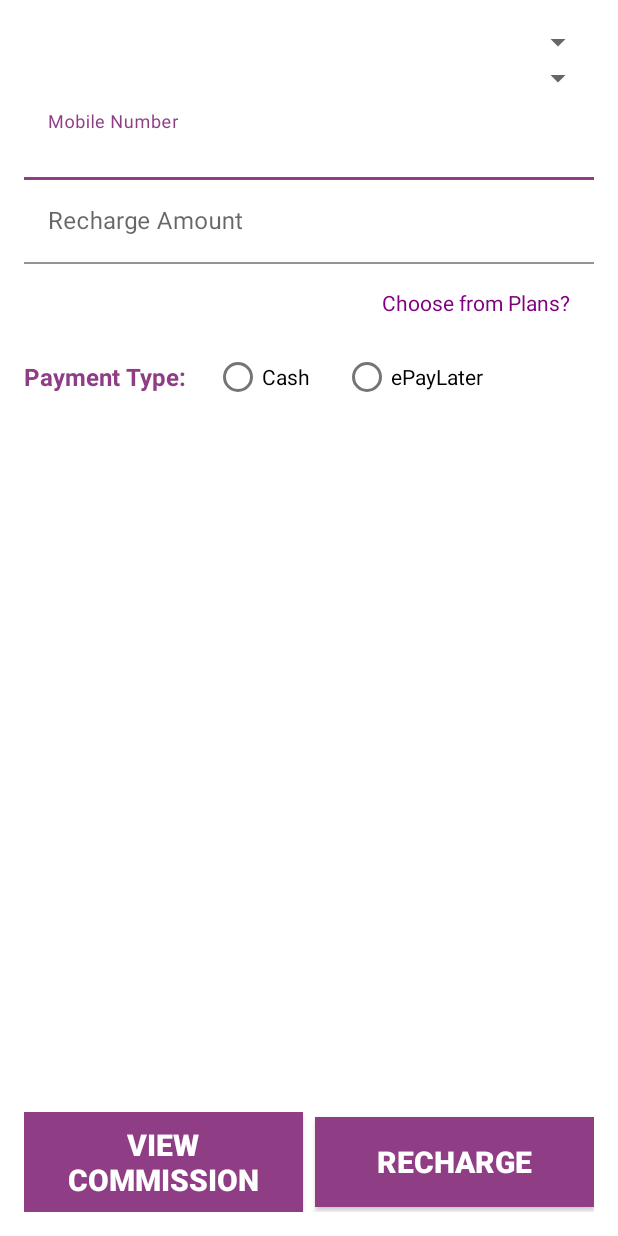
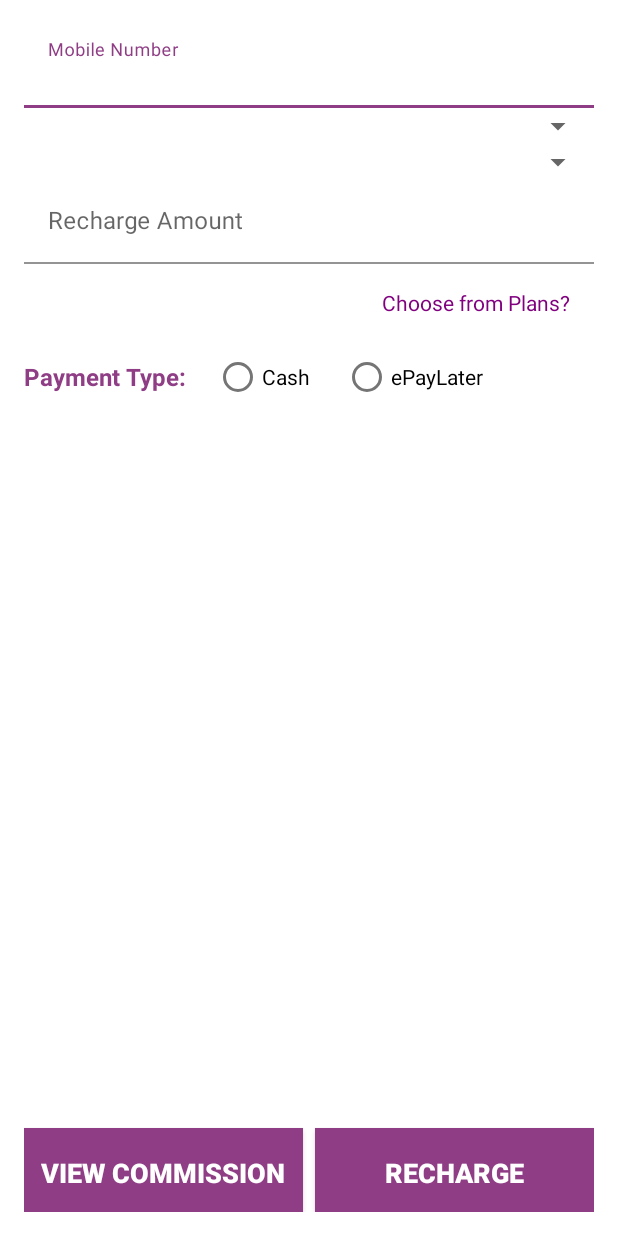
Before and after one commit to vamsheekrishna/rokad, an Android app: the layout fragment_mobile_recharge.xml on its own in the app's theme, with its tools: preview values and no code run, on a phone screen of 412 x 824 dp. Run offline under Robolectric (Android 15) with nearby library versions, the phone set to English and light mode, and no system bars; plain views replace MaterialSpinner.

Commit message:
Added fragment titles.

```diff
--- a/app/src/main/java/com/rokad/demo/activitys/Authentication.java
+++ b/app/src/main/java/com/rokad/demo/activitys/Authentication.java
@@ -14,22 +14,26 @@ public class Authentication extends BaseActivity implements OnAuthenticationInte
     protected void onCreate(Bundle savedInstanceState) {
         super.onCreate(savedInstanceState);
         setContentView(R.layout.content_main);
+        setTitle("Login");
         addFragment(LoginFragment.newInstance("", ""), "LoginFragment", false);
     }
 
     @Override
     public void goToLoginFragment() {
+        setTitle("Login");
         replaceFragment(LoginFragment.newInstance("", ""), "LoginFragment", true);
     }
 
     @Override
     public void goToForgotPasswordFragment() {
+        setTitle("Forgot Password");
         replaceFragment(ForgotPasswordFragment.newInstance("", ""), "ForgotPasswordFragment", true);
     }
 
     @Override
     public void goToSignUpFragment() {
-        replaceFragment(SignUpFragment.newInstance("", ""), "ForgotPasswordFragment", true);
+        setTitle("Registration");
+        replaceFragment(SignUpFragment.newInstance("", ""), "SignUp", true);
     }
 
     @Override
--- a/app/src/main/java/com/rokad/demo/activitys/BaseActivity.java
+++ b/app/src/main/java/com/rokad/demo/activitys/BaseActivity.java
@@ -47,12 +47,6 @@ public class BaseActivity extends AppCompatActivity {
         }
         fragmentTransaction.commit();
     }
-    public void setTitle(String name){
-        Objects.requireNonNull(getSupportActionBar()).setTitle(name);
-    }
-
-
-
     @Override
     protected void onStart() {
         super.onStart();
--- a/app/src/main/java/com/rokad/demo/fragments/MobileRechargePlans.java
+++ b/app/src/main/java/com/rokad/demo/fragments/MobileRechargePlans.java
@@ -10,13 +10,12 @@ import android.view.ViewGroup;
 
 import com.rokad.demo.R;
 
-
 /**
  * A simple {@link Fragment} subclass.
  * Use the {@link MobileRechargePlans#newInstance} factory method to
  * create an instance of this fragment.
  */
-public class MobileRechargePlans extends Fragment {
+public class MobileRechargePlans extends BaseFragment {
     // TODO: Rename parameter arguments, choose names that match
     // the fragment initialization parameters, e.g. ARG_ITEM_NUMBER
     private static final String ARG_PARAM1 = "param1";
--- /dev/null
+++ b/app/src/main/java/com/rokad/demo/interfaces/OnMobileRechargeInteractionListener.java
@@ -0,0 +1,6 @@
+package com.rokad.demo.interfaces;
+
+public interface OnMobileRechargeInteractionListener {
+    void goToViewMobilePlanScreen();
+    void goToViewCommissionScreen();
+}
--- a/app/src/main/res/layout/fragment_mobile_recharge.xml
+++ b/app/src/main/res/layout/fragment_mobile_recharge.xml
@@ -6,11 +6,27 @@
     android:layout_margin="16dp"
     xmlns:app="http://schemas.android.com/apk/res-auto"
     tools:context=".fragments.MobileRechargeFragment">
+    <com.google.android.material.textfield.TextInputLayout
+        style="@style/input_box_styles"
+        app:hintAnimationEnabled="true"
+        app:hintEnabled="true"
+        android:id="@+id/mobile"
+        android:hint="Mobile Number"
+        android:textColor="@color/colorAccent"
+        android:background="@android:color/transparent">
 
+        <com.google.android.material.textfield.TextInputEditText
+            style="@style/input_box_styles"
+            android:inputType="phone"
+            android:background="@android:color/transparent"
+            android:id="@+id/mobile_number"/>
+
+    </com.google.android.material.textfield.TextInputLayout>
     <fr.ganfra.materialspinner.MaterialSpinner
         android:layout_width="match_parent"
         android:layout_height="wrap_content"
         android:id="@+id/select_operator"
+        android:layout_below="@id/mobile"
         android:scrollbarDefaultDelayBeforeFade="@android:integer/config_shortAnimTime"
         android:focusedByDefault="true"/>
 
@@ -23,23 +39,7 @@
         android:inputType="phone"/>
 
 
-    <com.google.android.material.textfield.TextInputLayout
-       style="@style/input_box_styles"
-        app:hintAnimationEnabled="true"
-        app:hintEnabled="true"
-        android:id="@+id/mobile"
-        android:hint="Mobile Number"
-        android:textColor="@color/colorAccent"
-        android:background="@android:color/transparent"
-        android:layout_below="@id/state">
 
-        <com.google.android.material.textfield.TextInputEditText
-           style="@style/input_box_styles"
-            android:inputType="phone"
-            android:background="@android:color/transparent"
-            android:id="@+id/mobile_number"/>
-
-    </com.google.android.material.textfield.TextInputLayout>
 
 
     <com.google.android.material.textfield.TextInputLayout
@@ -49,7 +49,7 @@
         android:id="@+id/recharge_txt"
         android:hint="Recharge Amount"
         android:textColor="@color/colorAccent"
-        android:layout_below="@id/mobile">
+        android:layout_below="@id/state">
 
         <com.google.android.material.textfield.TextInputEditText
            style="@style/input_box_styles"
--- a/app/src/main/res/values/arrays.xml
+++ b/app/src/main/res/values/arrays.xml
@@ -1,6 +1,5 @@
 <?xml version="1.0" encoding="utf-8"?>
 <resources>
-
     <string-array name="mobile_operators">
         <item>Please select your Mobile Operator</item>
         <item>AirTel</item>
@@ -45,5 +44,4 @@
         <item>Andaman Nicobar Islands</item>
 
     </string-array>
-
 </resources>
--- a/app/src/main/res/values/styles.xml
+++ b/app/src/main/res/values/styles.xml
@@ -21,7 +21,7 @@
         <item name="colorControlHighlight">@color/colorPrimaryDark</item>
         <item name="hintTextColor">@color/colorPrimary</item>
         <item name="backgroundColor">@android:color/transparent</item>
-        <item name="android:textColor">@color/colorAccent</item>
+        <item name="android:textColor">@android:color/darker_gray</item>
 <!--        <item name="background">@drawable/rounded_edges</item>-->
     </style>
     <style name="button_styles">
@@ -33,7 +33,8 @@
         <item name="background">@drawable/button_round_edges</item>
         <item name="android:textColor">#ffffff</item>
         <item name="android:padding">8dp</item>
-        <item name="android:textSize">20sp</item>
+        <item name="android:layout_marginTop">8dp</item>
+        <item name="android:textSize">18sp</item>
     </style>
     <style name="AppTheme.AppBarOverlay" parent="ThemeOverlay.AppCompat.Dark.ActionBar" />
 
```
Also changed, not shown: app/src/main/java/com/rokad/demo/activitys/HomeActivity.java (+15 -0 lines), app/src/main/java/com/rokad/demo/activitys/MobileRechargeActivity.java (+13 -4 lines), app/src/main/java/com/rokad/demo/fragments/AboutFragment.java (+8 -0 lines), app/src/main/java/com/rokad/demo/fragments/ForgotPasswordFragment.java (+7 -1 lines), app/src/main/java/com/rokad/demo/fragments/HomeFragment.java (+7 -0 lines), app/src/main/java/com/rokad/demo/fragments/LoginFragment.java (+7 -1 lines), app/src/main/java/com/rokad/demo/fragments/MobileRechargeFragment.java (+24 -20 lines), app/src/main/java/com/rokad/demo/fragments/ServicesHomeFragment.java (+7 -1 lines), app/src/main/java/com/rokad/demo/fragments/SignUpFragment.java (+7 -1 lines), app/src/main/java/com/rokad/demo/fragments/TermsFragment.java (+7 -1 lines), app/src/main/res/layout/fragment_mobile_recharge_plans.xml (+4 -12 lines).
